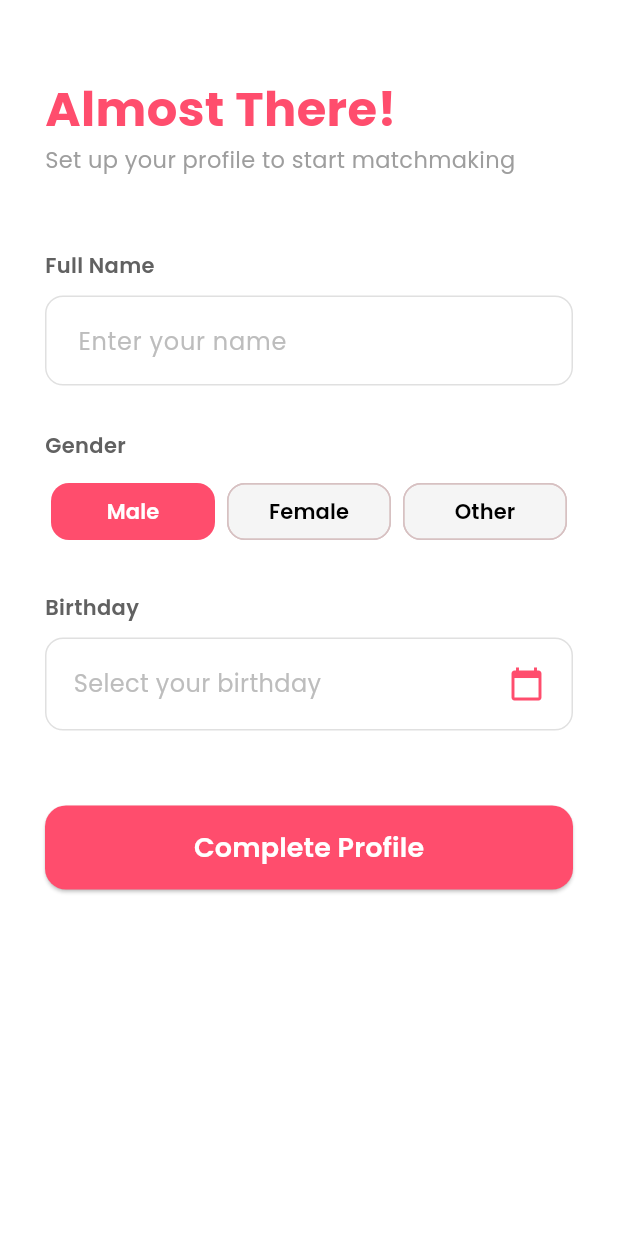
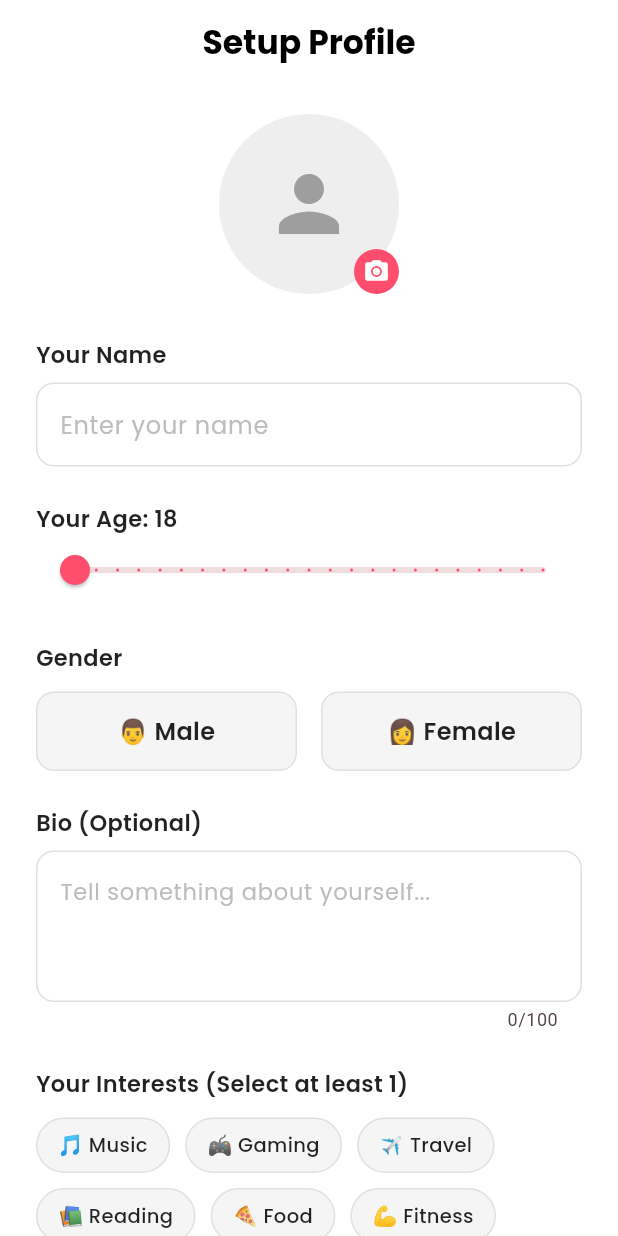
Before and after one commit to Koti8223/dating-app, a Flutter app: the ProfileSetupScreen screen opened directly, on a phone screen of 412 x 824 dp. Run offline on Flutter 3.47's test engine with Material 3 defaults, Android fonts, the phone set to English and light mode, and no system bars; our stand-ins replace cloud_firestore, firebase_auth, firebase_core, firebase_storage, google_fonts, image_picker; accounts and stored records are empty.

Commit message:
feat: implement Day 4 profile setup screen with image picker, storage upload bypass, and firestore profiling

```diff
--- /dev/null
+++ b/lib/models/user_model.dart
@@ -0,0 +1,54 @@
+class UserModel {
+  final String uid;
+  final String name;
+  final int age;
+  final String gender;
+  final String phoneNumber;
+  final String photoUrl;
+  final List<String> interests;
+  final int coinsBalance;
+  final String bio;
+
+  UserModel({
+    required this.uid,
+    required this.name,
+    required this.age,
+    required this.gender,
+    required this.phoneNumber,
+    required this.photoUrl,
+    required this.interests,
+    this.coinsBalance = 20,
+    this.bio = '',
+  });
+
+  // Convert UserModel to Map (to save in Firestore)
+  Map<String, dynamic> toMap() {
+    return {
+      'uid': uid,
+      'name': name,
+      'age': age,
+      'gender': gender,
+      'phoneNumber': phoneNumber,
+      'photoUrl': photoUrl,
+      'interests': interests,
+      'coinsBalance': coinsBalance,
+      'bio': bio,
+      'createdAt': DateTime.now().toIso8601String(),
+    };
+  }
+
+  // Convert Map from Firestore to UserModel
+  factory UserModel.fromMap(Map<String, dynamic> map) {
+    return UserModel(
+      uid: map['uid'] ?? '',
+      name: map['name'] ?? '',
+      age: map['age'] ?? 0,
+      gender: map['gender'] ?? '',
+      phoneNumber: map['phoneNumber'] ?? '',
+      photoUrl: map['photoUrl'] ?? '',
+      interests: List<String>.from(map['interests'] ?? []),
+      coinsBalance: map['coinsBalance'] ?? 20,
+      bio: map['bio'] ?? '',
+    );
+  }
+}
--- a/lib/screens/auth/otp_screen.dart
+++ b/lib/screens/auth/otp_screen.dart
@@ -4,6 +4,7 @@ import 'package:cloud_firestore/cloud_firestore.dart';
 import 'package:firebase_auth/firebase_auth.dart';
 import '../../services/auth_service.dart';
 import '../profile/profile_setup_screen.dart';
+import '../home/home_screen.dart';
 
 class OtpScreen extends StatefulWidget {
   final String phoneNumber;
@@ -68,7 +69,7 @@ class _OtpScreenState extends State<OtpScreen> {
             // Returning user -> Navigate straight to Home
             Navigator.pushAndRemoveUntil(
               context,
-              MaterialPageRoute(builder: (_) => const PlaceholderHomeScreen()),
+              MaterialPageRoute(builder: (_) => const HomeScreen()),
               (route) => false,
             );
           } else {
--- a/lib/screens/profile/profile_setup_screen.dart
+++ b/lib/screens/profile/profile_setup_screen.dart
@@ -1,8 +1,12 @@
+import 'dart:io';
 import 'package:flutter/material.dart';
 import 'package:google_fonts/google_fonts.dart';
-import 'package:cloud_firestore/cloud_firestore.dart';
+import 'package:image_picker/image_picker.dart';
 import 'package:firebase_auth/firebase_auth.dart';
-import '../auth/phone_login_screen.dart';
+import '../../services/firestore_service.dart';
+import '../../services/storage_service.dart';
+import '../../models/user_model.dart';
+import '../home/home_screen.dart';
 
 class ProfileSetupScreen extends StatefulWidget {
   const ProfileSetupScreen({super.key});
@@ -13,242 +17,337 @@ class ProfileSetupScreen extends StatefulWidget {
 
 class _ProfileSetupScreenState extends State<ProfileSetupScreen> {
   final TextEditingController _nameController = TextEditingController();
-  final FirebaseFirestore _firestore = FirebaseFirestore.instance;
-  final User? _user = FirebaseAuth.instance.currentUser;
+  final TextEditingController _bioController = TextEditingController();
+  final FirestoreService _firestoreService = FirestoreService();
+  final StorageService _storageService = StorageService();
 
-  String _selectedGender = 'Male';
-  DateTime? _selectedDate;
+  File? _selectedImage;
+  String _selectedGender = '';
+  int _selectedAge = 18;
+  List<String> _selectedInterests = [];
   bool _isLoading = false;
 
-  @override
-  void dispose() {
-    _nameController.dispose();
-    super.dispose();
-  }
+  final List<String> _allInterests = [
+    '🎵 Music', '🎮 Gaming', '✈️ Travel', '📚 Reading',
+    '🍕 Food', '💪 Fitness', '🎨 Art', '💃 Dance',
+    '🎬 Movies', '📸 Photography', '🏏 Cricket', '🎤 Singing',
+  ];
 
-  void _selectDate() async {
-    DateTime? picked = await showDatePicker(
-      context: context,
-      initialDate: DateTime(2000),
-      firstDate: DateTime(1950),
-      lastDate: DateTime.now(),
-      builder: (context, child) {
-        return Theme(
-          data: Theme.of(context).copyWith(
-            colorScheme: const ColorScheme.light(
-              primary: Color(0xFFFF4D6D),
-              onPrimary: Colors.white,
-              onSurface: Colors.black,
-            ),
-          ),
-          child: child!,
-        );
-      },
+  // Pick image from gallery or camera
+  Future<void> _pickImage(ImageSource source) async {
+    final picker = ImagePicker();
+    final picked = await picker.pickImage(
+      source: source,
+      imageQuality: 70,
+      maxWidth: 500,
     );
     if (picked != null) {
-      setState(() => _selectedDate = picked);
+      setState(() => _selectedImage = File(picked.path));
     }
   }
 
-  void _completeProfile() async {
-    String name = _nameController.text.trim();
+  void _showImagePicker() {
+    showModalBottomSheet(
+      context: context,
+      shape: const RoundedRectangleBorder(
+        borderRadius: BorderRadius.vertical(top: Radius.circular(20)),
+      ),
+      builder: (_) => Padding(
+        padding: const EdgeInsets.all(20),
+        child: Column(
+          mainAxisSize: MainAxisSize.min,
+          children: [
+            Text('Choose Photo',
+                style: GoogleFonts.poppins(
+                    fontSize: 18, fontWeight: FontWeight.bold)),
+            const SizedBox(height: 20),
+            Row(
+              mainAxisAlignment: MainAxisAlignment.spaceEvenly,
+              children: [
+                _imageSourceButton(
+                  icon: Icons.camera_alt,
+                  label: 'Camera',
+                  onTap: () {
+                    Navigator.pop(context);
+                    _pickImage(ImageSource.camera);
+                  },
+                ),
+                _imageSourceButton(
+                  icon: Icons.photo_library,
+                  label: 'Gallery',
+                  onTap: () {
+                    Navigator.pop(context);
+                    _pickImage(ImageSource.gallery);
+                  },
+                ),
+              ],
+            ),
+            const SizedBox(height: 20),
+          ],
+        ),
+      ),
+    );
+  }
+
+  Widget _imageSourceButton({
+    required IconData icon,
+    required String label,
+    required VoidCallback onTap,
+  }) {
+    return GestureDetector(
+      onTap: onTap,
+      child: Column(
+        children: [
+          Container(
+            padding: const EdgeInsets.all(16),
+            decoration: BoxDecoration(
+              color: const Color(0xFFFF4D6D).withOpacity(0.1),
+              borderRadius: BorderRadius.circular(12),
+            ),
+            child: Icon(icon, color: const Color(0xFFFF4D6D), size: 32),
+          ),
+          const SizedBox(height: 8),
+          Text(label, style: GoogleFonts.poppins(fontSize: 14)),
+        ],
+      ),
+    );
+  }
+
+  Future<void> _saveProfile() async {
+    final name = _nameController.text.trim();
+    // Validation
     if (name.isEmpty) {
-      ScaffoldMessenger.of(context).showSnackBar(
-        const SnackBar(content: Text('Please enter your name')),
-      );
+      _showError('Please enter your name');
       return;
     }
-
-    if (_selectedDate == null) {
-      ScaffoldMessenger.of(context).showSnackBar(
-        const SnackBar(content: Text('Please select your birthday')),
-      );
+    if (_selectedGender.isEmpty) {
+      _showError('Please select your gender');
       return;
     }
-
-    if (_user == null) return;
+    if (_selectedImage == null) {
+      _showError('Please add a profile photo');
+      return;
+    }
+    if (_selectedInterests.isEmpty) {
+      _showError('Please select at least one interest');
+      return;
+    }
 
     setState(() => _isLoading = true);
 
     try {
-      // Write user details to Firestore
-      await _firestore.collection('users').doc(_user.uid).set({
-        'uid': _user.uid,
-        'phoneNumber': _user.phoneNumber,
-        'name': name,
-        'gender': _selectedGender,
-        'birthday': _selectedDate!.toIso8601String(),
-        'coins': 100, // 100 free coins on signup!
-        'createdAt': FieldValue.serverTimestamp(),
-      });
+      final uid = FirebaseAuth.instance.currentUser!.uid;
+      final phone = FirebaseAuth.instance.currentUser!.phoneNumber ?? '';
 
-      if (mounted) {
-        // Navigate to Home screen
+      // Bypassing Firebase Storage to keep Spark Tier 100% free (No credit cards needed)
+      // Generates a beautiful avatar with the user's initials automatically!
+      final photoUrl = 'https://ui-avatars.com/api/?name=${Uri.encodeComponent(name)}&background=FF4D6D&color=fff&size=500';
+
+      // Create user model
+      final user = UserModel(
+        uid: uid,
+        name: name,
+        age: _selectedAge,
+        gender: _selectedGender,
+        phoneNumber: phone,
+        photoUrl: photoUrl,
+        interests: _selectedInterests,
+        coinsBalance: 20, // 20 free coins on signup
+        bio: _bioController.text.trim(),
+      );
+
+      // Save to Firestore
+      await _firestoreService.saveUserProfile(user);
+
+      setState(() => _isLoading = false);
+
+      // Go to Home Screen
       Navigator.pushAndRemoveUntil(
         context,
-          MaterialPageRoute(builder: (_) => const PlaceholderHomeScreen()),
+        MaterialPageRoute(builder: (_) => const HomeScreen()),
         (route) => false,
       );
+    } catch (e) {
+      setState(() => _isLoading = false);
+      _showError('Something went wrong. Please try again.');
     }
-    } catch (e) {
+  }
+
+  void _showError(String message) {
     ScaffoldMessenger.of(context).showSnackBar(
-        SnackBar(content: Text('Failed to save profile: $e')),
+      SnackBar(
+        content: Text(message),
+        backgroundColor: const Color(0xFFFF4D6D),
+      ),
     );
-    } finally {
-      if (mounted) setState(() => _isLoading = false);
-    }
   }
 
   @override
   Widget build(BuildContext context) {
     return Scaffold(
       backgroundColor: Colors.white,
-      body: SafeArea(
-        child: SingleChildScrollView(
-          padding: const EdgeInsets.symmetric(horizontal: 30),
+      appBar: AppBar(
+        backgroundColor: Colors.white,
+        elevation: 0,
+        title: Text(
+          'Setup Profile',
+          style: GoogleFonts.poppins(
+            fontWeight: FontWeight.bold,
+            color: Colors.black,
+          ),
+        ),
+        centerTitle: true,
+      ),
+      body: SingleChildScrollView(
+        padding: const EdgeInsets.symmetric(horizontal: 24),
         child: Column(
           crossAxisAlignment: CrossAxisAlignment.start,
           children: [
-              const SizedBox(height: 50),
+            const SizedBox(height: 20),
 
-              Text(
-                'Almost There!',
-                style: GoogleFonts.poppins(
-                  fontSize: 32,
-                  fontWeight: FontWeight.bold,
-                  color: const Color(0xFFFF4D6D),
+            // Profile Photo
+            Center(
+              child: GestureDetector(
+                onTap: _showImagePicker,
+                child: Stack(
+                  children: [
+                    CircleAvatar(
+                      radius: 60,
+                      backgroundColor: Colors.grey[200],
+                      backgroundImage: _selectedImage != null
+                          ? FileImage(_selectedImage!)
+                          : null,
+                      child: _selectedImage == null
+                          ? const Icon(Icons.person,
+                              size: 60, color: Colors.grey)
+                          : null,
+                    ),
+                    Positioned(
+                      bottom: 0,
+                      right: 0,
+                      child: Container(
+                        padding: const EdgeInsets.all(6),
+                        decoration: const BoxDecoration(
+                          color: Color(0xFFFF4D6D),
+                          shape: BoxShape.circle,
+                        ),
+                        child: const Icon(Icons.camera_alt,
+                            color: Colors.white, size: 18),
                       ),
                     ),
-              Text(
-                'Set up your profile to start matchmaking',
-                style: GoogleFonts.poppins(
-                  fontSize: 15,
-                  color: Colors.grey[500],
+                  ],
                 ),
-              ),
-
-              const SizedBox(height: 50),
-
-              // Full name input
-              Text(
-                'Full Name',
-                style: GoogleFonts.poppins(
-                  fontSize: 14,
-                  fontWeight: FontWeight.w600,
-                  color: Colors.grey[700],
-                ),
-              ),
-              const SizedBox(height: 10),
-              TextField(
-                controller: _nameController,
-                style: GoogleFonts.poppins(fontSize: 16),
-                decoration: InputDecoration(
-                  hintText: 'Enter your name',
-                  hintStyle: GoogleFonts.poppins(color: Colors.grey[400]),
-                  enabledBorder: OutlineInputBorder(
-                    borderRadius: BorderRadius.circular(12),
-                    borderSide: BorderSide(color: Colors.grey[300]!),
-                  ),
-                  focusedBorder: OutlineInputBorder(
-                    borderRadius: BorderRadius.circular(12),
-                    borderSide: const BorderSide(color: Color(0xFFFF4D6D), width: 2),
-                  ),
-                  contentPadding: const EdgeInsets.all(18),
               ),
             ),
 
             const SizedBox(height: 30),
 
-              // Gender choice
-              Text(
-                'Gender',
-                style: GoogleFonts.poppins(
-                  fontSize: 14,
-                  fontWeight: FontWeight.w600,
-                  color: Colors.grey[700],
+            // Name
+            _label('Your Name'),
+            const SizedBox(height: 8),
+            TextField(
+              controller: _nameController,
+              style: GoogleFonts.poppins(fontSize: 16),
+              decoration: _inputDecoration('Enter your name'),
+            ),
+
+            const SizedBox(height: 24),
+
+            // Age
+            _label('Your Age: $_selectedAge'),
+            Slider(
+              value: _selectedAge.toDouble(),
+              min: 18,
+              max: 40,
+              divisions: 22,
+              activeColor: const Color(0xFFFF4D6D),
+              label: '$_selectedAge',
+              onChanged: (value) {
+                setState(() => _selectedAge = value.toInt());
+              },
+            ),
+
+            const SizedBox(height: 24),
+
+            // Gender
+            _label('Gender'),
+            const SizedBox(height: 12),
+            Row(
+              children: [
+                _genderButton('Male', '👨'),
+                const SizedBox(width: 16),
+                _genderButton('Female', '👩'),
+              ],
+            ),
+
+            const SizedBox(height: 24),
+
+            // Bio
+            _label('Bio (Optional)'),
+            const SizedBox(height: 8),
+            TextField(
+              controller: _bioController,
+              maxLines: 3,
+              maxLength: 100,
+              style: GoogleFonts.poppins(fontSize: 15),
+              decoration: _inputDecoration('Tell something about yourself...'),
+            ),
+
+            const SizedBox(height: 24),
+
+            // Interests
+            _label('Your Interests (Select at least 1)'),
+            const SizedBox(height: 12),
+            Wrap(
+              spacing: 10,
+              runSpacing: 10,
+              children: _allInterests.map((interest) {
+                final isSelected = _selectedInterests.contains(interest);
+                return GestureDetector(
+                  onTap: () {
+                    setState(() {
+                      if (isSelected) {
+                        _selectedInterests.remove(interest);
+                      } else {
+                        _selectedInterests.add(interest);
+                      }
+                    });
+                  },
+                  child: Container(
+                    padding: const EdgeInsets.symmetric(
+                        horizontal: 14, vertical: 8),
+                    decoration: BoxDecoration(
+                      color: isSelected
+                          ? const Color(0xFFFF4D6D)
+                          : Colors.grey[100],
+                      borderRadius: BorderRadius.circular(20),
+                      border: Border.all(
+                        color: isSelected
+                            ? const Color(0xFFFF4D6D)
+                            : Colors.grey[300]!,
                       ),
                     ),
-              const SizedBox(height: 10),
-              Row(
-                children: ['Male', 'Female', 'Other'].map((gender) {
-                  bool isSelected = _selectedGender == gender;
-                  return Expanded(
-                    child: Padding(
-                      padding: const EdgeInsets.symmetric(horizontal: 4),
-                      child: ChoiceChip(
-                        label: Center(
                     child: Text(
-                            gender,
+                      interest,
                       style: GoogleFonts.poppins(
-                              color: isSelected ? Colors.white : Colors.black,
-                              fontWeight: FontWeight.w600,
+                        fontSize: 13,
+                        color: isSelected ? Colors.white : Colors.black87,
+                        fontWeight: FontWeight.w500,
                       ),
-                          ),
-                        ),
-                        selected: isSelected,
-                        selectedColor: const Color(0xFFFF4D6D),
-                        backgroundColor: Colors.grey[100],
-                        showCheckmark: false,
-                        shape: RoundedRectangleBorder(
-                          borderRadius: BorderRadius.circular(12),
-                        ),
-                        onSelected: (selected) {
-                          if (selected) {
-                            setState(() => _selectedGender = gender);
-                          }
-                        },
                     ),
                   ),
                 );
               }).toList(),
             ),
 
-              const SizedBox(height: 30),
+            const SizedBox(height: 40),
 
-              // Birthday choice
-              Text(
-                'Birthday',
-                style: GoogleFonts.poppins(
-                  fontSize: 14,
-                  fontWeight: FontWeight.w600,
-                  color: Colors.grey[700],
-                ),
-              ),
-              const SizedBox(height: 10),
-              GestureDetector(
-                onTap: _selectDate,
-                child: Container(
-                  padding: const EdgeInsets.all(18),
-                  decoration: BoxDecoration(
-                    border: Border.all(color: Colors.grey[300]!),
-                    borderRadius: BorderRadius.circular(12),
-                  ),
-                  child: Row(
-                    mainAxisAlignment: MainAxisAlignment.spaceBetween,
-                    children: [
-                      Text(
-                        _selectedDate == null
-                            ? 'Select your birthday'
-                            : '${_selectedDate!.day}/${_selectedDate!.month}/${_selectedDate!.year}',
-                        style: GoogleFonts.poppins(
-                          fontSize: 16,
-                          color: _selectedDate == null ? Colors.grey[400] : Colors.black,
-                        ),
-                      ),
-                      const Icon(Icons.calendar_today, color: Color(0xFFFF4D6D)),
-                    ],
-                  ),
-                ),
-              ),
-
-              const SizedBox(height: 50),
-
-              // Save button
+            // Save Button
             SizedBox(
               width: double.infinity,
               height: 56,
               child: ElevatedButton(
-                  onPressed: _isLoading ? null : _completeProfile,
+                onPressed: _isLoading ? null : _saveProfile,
                 style: ElevatedButton.styleFrom(
                   backgroundColor: const Color(0xFFFF4D6D),
                   shape: RoundedRectangleBorder(
@@ -258,7 +357,7 @@ class _ProfileSetupScreenState extends State<ProfileSetupScreen> {
                 child: _isLoading
                     ? const CircularProgressIndicator(color: Colors.white)
                     : Text(
-                          'Complete Profile',
+                        'Continue →',
                         style: GoogleFonts.poppins(
                           fontSize: 18,
                           fontWeight: FontWeight.w600,
@@ -267,60 +366,74 @@ class _ProfileSetupScreenState extends State<ProfileSetupScreen> {
                       ),
               ),
             ),
-              const SizedBox(height: 30),
+
+            const SizedBox(height: 40),
           ],
+        ),
+      ),
+    );
+  }
+
+  Widget _label(String text) {
+    return Text(
+      text,
+      style: GoogleFonts.poppins(
+        fontSize: 15,
+        fontWeight: FontWeight.w600,
+        color: Colors.black87,
+      ),
+    );
+  }
+
+  InputDecoration _inputDecoration(String hint) {
+    return InputDecoration(
+      hintText: hint,
+      hintStyle: GoogleFonts.poppins(color: Colors.grey[400]),
+      border: OutlineInputBorder(
+        borderRadius: BorderRadius.circular(12),
+        borderSide: const BorderSide(color: Color(0xFFFF4D6D)),
+      ),
+      focusedBorder: OutlineInputBorder(
+        borderRadius: BorderRadius.circular(12),
+        borderSide: const BorderSide(color: Color(0xFFFF4D6D), width: 2),
+      ),
+      enabledBorder: OutlineInputBorder(
+        borderRadius: BorderRadius.circular(12),
+        borderSide: BorderSide(color: Colors.grey[300]!),
+      ),
+    );
+  }
+
+  Widget _genderButton(String gender, String emoji) {
+    final isSelected = _selectedGender == gender;
+    return Expanded(
+      child: GestureDetector(
+        onTap: () => setState(() => _selectedGender = gender),
+        child: Container(
+          padding: const EdgeInsets.symmetric(vertical: 14),
+          decoration: BoxDecoration(
+            color: isSelected
+                ? const Color(0xFFFF4D6D)
+                : Colors.grey[100],
+            borderRadius: BorderRadius.circular(12),
+            border: Border.all(
+              color: isSelected
+                  ? const Color(0xFFFF4D6D)
+                  : Colors.grey[300]!,
+            ),
+          ),
+          child: Center(
+            child: Text(
+              '$emoji $gender',
+              style: GoogleFonts.poppins(
+                fontSize: 16,
+                fontWeight: FontWeight.w600,
+                color: isSelected ? Colors.white : Colors.black87,
+              ),
+            ),
           ),
         ),
       ),
     );
   }
 }
-
-// Temporary Placeholder Home Screen
-class PlaceholderHomeScreen extends StatelessWidget {
-  const PlaceholderHomeScreen({super.key});
-
-  @override
-  Widget build(BuildContext context) {
-    return Scaffold(
-      backgroundColor: Colors.white,
-      appBar: AppBar(
-        title: Text('FRND 💕', style: GoogleFonts.poppins(fontWeight: FontWeight.bold, color: const Color(0xFFFF4D6D))),
-        backgroundColor: Colors.white,
-        elevation: 0,
-        centerTitle: true,
-        actions: [
-          IconButton(
-            icon: const Icon(Icons.logout, color: Colors.black),
-            onPressed: () async {
-              await FirebaseAuth.instance.signOut();
-              if (context.mounted) {
-                Navigator.pushAndRemoveUntil(
-                  context,
-                  MaterialPageRoute(builder: (_) => const PhoneLoginScreen()),
-                  (route) => false,
-                );
-              }
-            },
-          )
-        ],
-      ),
-      body: Center(
-        child: Column(
-          mainAxisAlignment: MainAxisAlignment.center,
-          children: [
-            Text(
-              '🎉 Matchmaking Home!',
-              style: GoogleFonts.poppins(fontSize: 24, fontWeight: FontWeight.bold, color: const Color(0xFFFF4D6D)),
-            ),
-            const SizedBox(height: 10),
-            Text(
-              'Welcome to your customized dating feed.',
-              style: GoogleFonts.poppins(fontSize: 16, color: Colors.grey[500]),
-            ),
-          ],
-        ),
-      ),
-    );
-  }
-}
--- a/lib/screens/splash_screen.dart
+++ b/lib/screens/splash_screen.dart
@@ -84,7 +84,7 @@ class _SplashScreenState extends State<SplashScreen>
                     borderRadius: BorderRadius.circular(30),
                     boxShadow: [
                       BoxShadow(
-                        color: Colors.black.withOpacity(0.2),
+                        color: Colors.black.withValues(alpha: 0.2),
                         blurRadius: 20,
                         offset: const Offset(0, 10),
                       ),
```
Also changed, not shown: lib/screens/home/home_screen.dart (added, +24 -0 lines), lib/services/firestore_service.dart (added, +26 -0 lines), lib/services/storage_service.dart (added, +22 -0 lines), 2 other files. Lines whose indentation alone changed are shown as unchanged.
